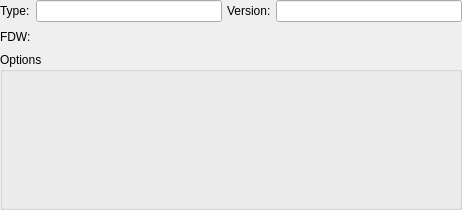
Qt form libs/libgui/ui/dbobjects/foreignserverwidget.ui (maniac787/pgmodeler) before a commit.
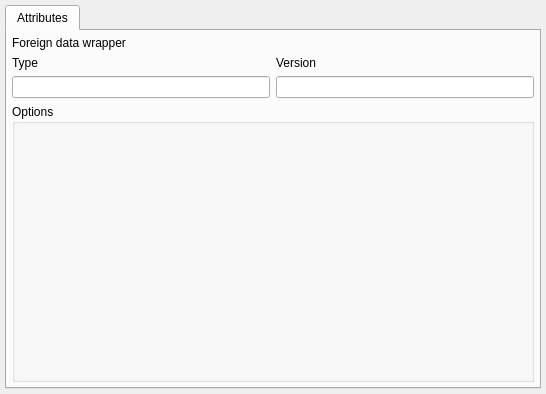
The same form after that commit. Icons and pictures are not drawn.

Commit message: Refactor ForeignServerWidget and improve code preview/filtering

The edit to the form file:
```diff
--- a/libs/libgui/ui/dbobjects/foreignserverwidget.ui
+++ b/libs/libgui/ui/dbobjects/foreignserverwidget.ui
@@ -6,8 +6,8 @@
    <rect>
     <x>0</x>
     <y>0</y>
-    <width>462</width>
-    <height>210</height>
+    <width>546</width>
+    <height>394</height>
    </rect>
   </property>
   <property name="minimumSize">
@@ -16,48 +16,51 @@
     <height>0</height>
    </size>
   </property>
-  <layout class="QGridLayout" name="server_grid">
+  <layout class="QVBoxLayout" name="verticalLayout">
    <property name="leftMargin">
-    <number>0</number>
+    <number>5</number>
    </property>
    <property name="topMargin">
-    <number>0</number>
+    <number>5</number>
    </property>
    <property name="rightMargin">
-    <number>0</number>
+    <number>5</number>
    </property>
    <property name="bottomMargin">
+    <number>5</number>
+   </property>
+   <item>
+    <widget class="QTabWidget" name="attributes_tbw">
+     <property name="currentIndex">
     <number>0</number>
    </property>
-   <property name="spacing">
+     <widget class="QWidget" name="attributes_tab">
+      <attribute name="icon">
+       <iconset resource="../../res/resources.qrc">
+        <normaloff>:/icons/icons/attribute.png</normaloff>:/icons/icons/attribute.png</iconset>
+      </attribute>
+      <attribute name="title">
+       <string>Attributes</string>
+      </attribute>
+      <layout class="QGridLayout" name="gridLayout">
+       <property name="leftMargin">
     <number>5</number>
    </property>
-   <item row="0" column="1">
-    <widget class="QLineEdit" name="type_edt"/>
-   </item>
-   <item row="0" column="2">
-    <widget class="QLabel" name="version_lbl">
-     <property name="sizePolicy">
-      <sizepolicy hsizetype="Fixed" vsizetype="Preferred">
-       <horstretch>0</horstretch>
-       <verstretch>0</verstretch>
-      </sizepolicy>
-     </property>
-     <property name="minimumSize">
-      <size>
-       <width>0</width>
-       <height>0</height>
-      </size>
-     </property>
-     <property name="text">
-      <string>Version:</string>
-     </property>
-    </widget>
-   </item>
-   <item row="1" column="0">
+       <property name="topMargin">
+        <number>5</number>
+       </property>
+       <property name="rightMargin">
+        <number>5</number>
+       </property>
+       <property name="bottomMargin">
+        <number>5</number>
+       </property>
+       <item row="0" column="0" colspan="2">
+        <layout class="QVBoxLayout" name="fdw_lt">
+         <item>
     <widget class="QLabel" name="fdw_lbl">
      <property name="sizePolicy">
-      <sizepolicy hsizetype="Fixed" vsizetype="Preferred">
+            <sizepolicy hsizetype="Preferred" vsizetype="Preferred">
        <horstretch>0</horstretch>
        <verstretch>0</verstretch>
       </sizepolicy>
@@ -69,14 +72,18 @@
       </size>
      </property>
      <property name="text">
-      <string>FDW:</string>
+            <string>Foreign data wrapper</string>
      </property>
     </widget>
    </item>
-   <item row="0" column="0">
+        </layout>
+       </item>
+       <item row="1" column="0">
+        <layout class="QVBoxLayout" name="type_lt">
+         <item>
     <widget class="QLabel" name="type_lbl">
      <property name="sizePolicy">
-      <sizepolicy hsizetype="Fixed" vsizetype="Preferred">
+            <sizepolicy hsizetype="Preferred" vsizetype="Preferred">
        <horstretch>0</horstretch>
        <verstretch>0</verstretch>
       </sizepolicy>
@@ -88,34 +95,70 @@
       </size>
      </property>
      <property name="text">
-      <string>Type:</string>
+            <string>Type</string>
      </property>
     </widget>
    </item>
-   <item row="0" column="3">
-    <widget class="QLineEdit" name="version_edt"/>
-   </item>
-   <item row="2" column="0" colspan="4">
+         <item>
+          <widget class="QLineEdit" name="type_edt">
+           <property name="sizePolicy">
+            <sizepolicy hsizetype="Preferred" vsizetype="Fixed">
+             <horstretch>0</horstretch>
+             <verstretch>0</verstretch>
+            </sizepolicy>
+           </property>
+          </widget>
+         </item>
+        </layout>
+       </item>
+       <item row="1" column="1">
+        <layout class="QVBoxLayout" name="version_lt">
+         <item>
+          <widget class="QLabel" name="version_lbl">
+           <property name="sizePolicy">
+            <sizepolicy hsizetype="Preferred" vsizetype="Preferred">
+             <horstretch>0</horstretch>
+             <verstretch>0</verstretch>
+            </sizepolicy>
+           </property>
+           <property name="minimumSize">
+            <size>
+             <width>0</width>
+             <height>0</height>
+            </size>
+           </property>
+           <property name="text">
+            <string>Version</string>
+           </property>
+          </widget>
+         </item>
+         <item>
+          <widget class="QLineEdit" name="version_edt">
+           <property name="sizePolicy">
+            <sizepolicy hsizetype="Preferred" vsizetype="Fixed">
+             <horstretch>0</horstretch>
+             <verstretch>0</verstretch>
+            </sizepolicy>
+           </property>
+          </widget>
+         </item>
+        </layout>
+       </item>
+       <item row="2" column="0" colspan="2">
     <widget class="QGroupBox" name="options_gb">
+         <property name="sizePolicy">
+          <sizepolicy hsizetype="Preferred" vsizetype="Expanding">
+           <horstretch>0</horstretch>
+           <verstretch>0</verstretch>
+          </sizepolicy>
+         </property>
      <property name="title">
       <string>Options</string>
      </property>
     </widget>
    </item>
-   <item row="1" column="1" colspan="3">
-    <widget class="QWidget" name="fdw_wgt" native="true">
-     <property name="sizePolicy">
-      <sizepolicy hsizetype="Preferred" vsizetype="Fixed">
-       <horstretch>0</horstretch>
-       <verstretch>0</verstretch>
-      </sizepolicy>
-     </property>
-     <property name="minimumSize">
-      <size>
-       <width>0</width>
-       <height>20</height>
-      </size>
-     </property>
+      </layout>
+     </widget>
     </widget>
    </item>
   </layout>
```
Left out of the diff: 4 changed lines with no effect on the pictures. Lines whose indentation alone changed are shown as unchanged. The commit also changes 7 other files.
